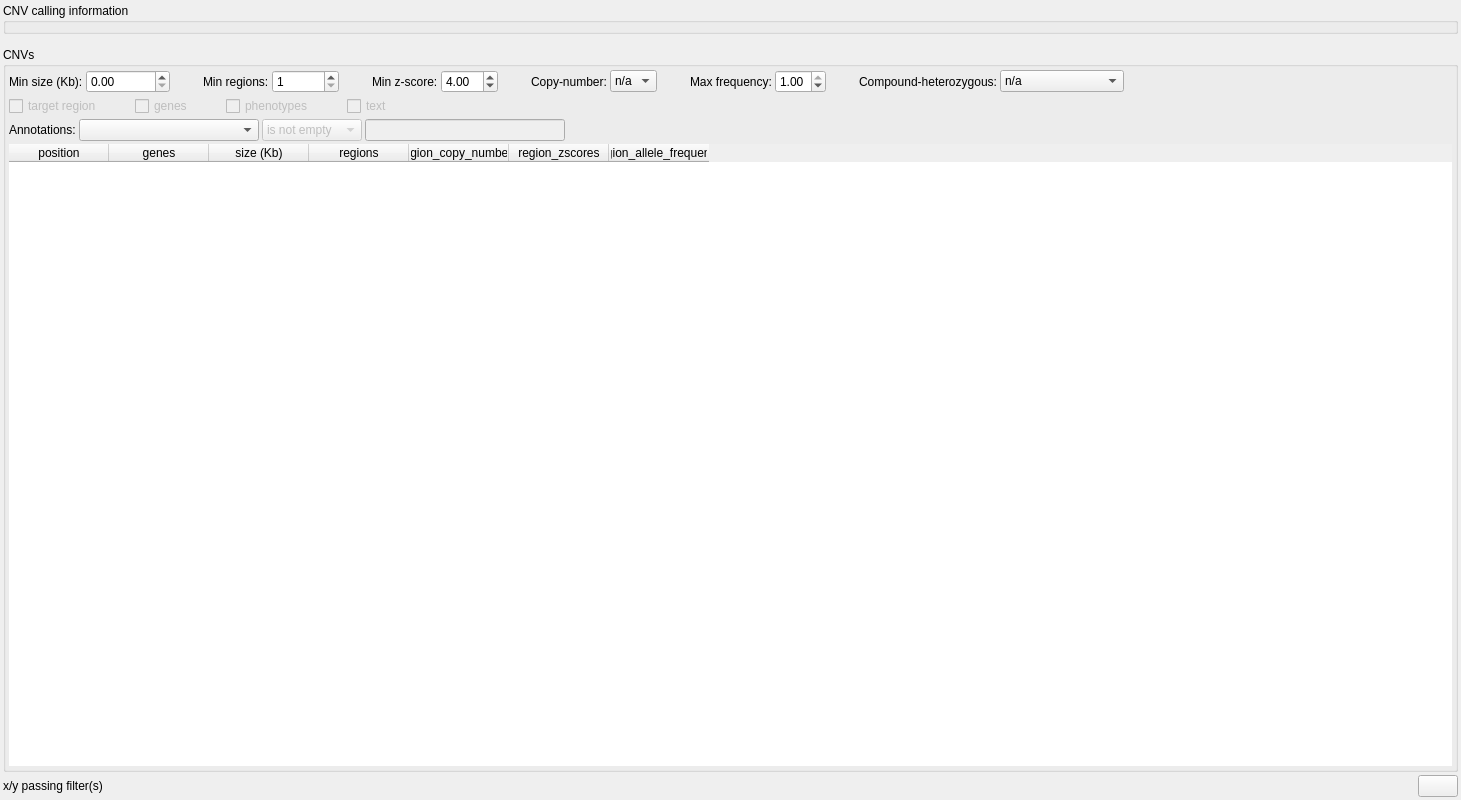
This is src/GSvar/CnvWidget.ui in imgag/ngs-bits as Qt 5 draws it before an edit. The edited form follows.
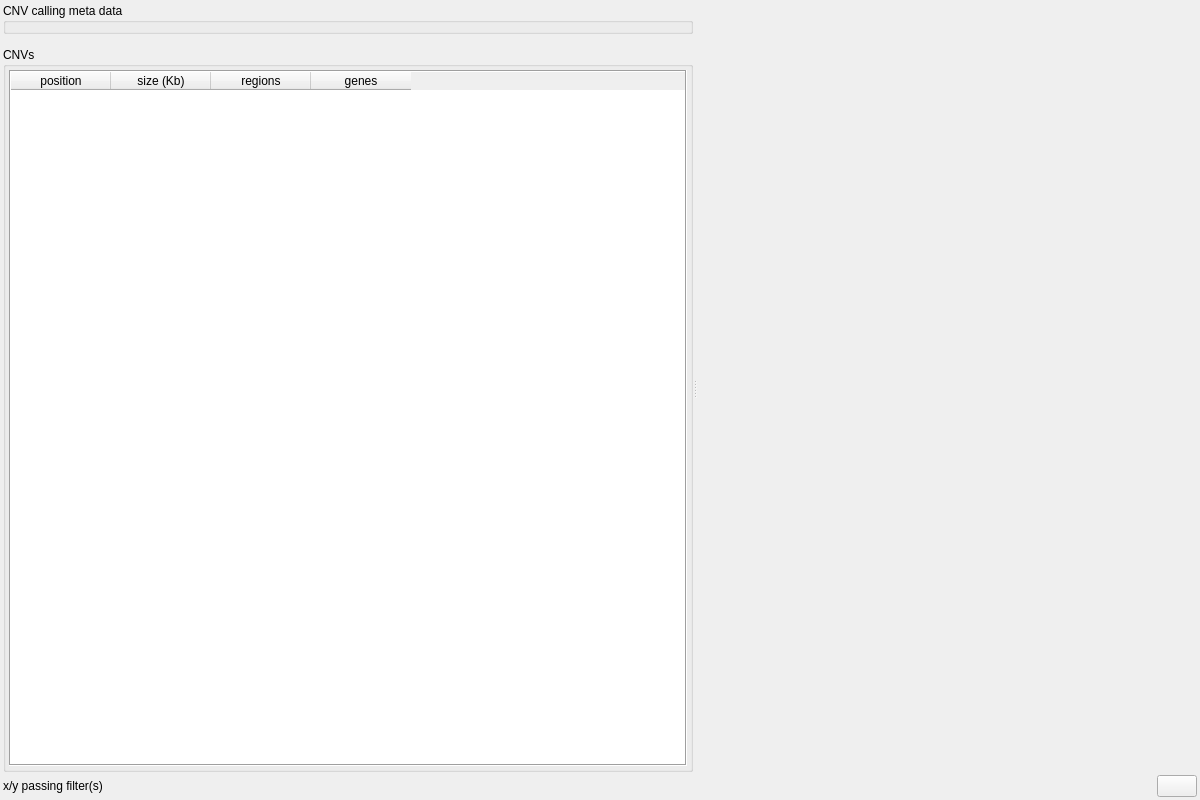
This is the edited form. Icons and pictures are not drawn. Custom widgets are drawn as their Qt base class.

```diff
--- a/src/GSvar/CnvWidget.ui
+++ b/src/GSvar/CnvWidget.ui
@@ -6,7 +6,7 @@
    <rect>
     <x>0</x>
     <y>0</y>
-    <width>1461</width>
+    <width>1200</width>
     <height>800</height>
    </rect>
   </property>
@@ -19,7 +19,7 @@
   <property name="windowTitle">
    <string>Form</string>
   </property>
-  <layout class="QVBoxLayout" name="verticalLayout" stretch="0,0,0,0">
+  <layout class="QVBoxLayout" name="verticalLayout_4" stretch="1,0">
    <property name="spacing">
     <number>3</number>
    </property>
@@ -33,12 +33,25 @@
     <number>3</number>
    </property>
    <property name="bottomMargin">
+    <number>3</number>
+   </property>
+   <item>
+    <widget class="QSplitter" name="splitter">
+     <property name="orientation">
+      <enum>Qt::Horizontal</enum>
+     </property>
+     <property name="childrenCollapsible">
+      <bool>false</bool>
+     </property>
+     <widget class="QWidget" name="layoutWidget">
+      <layout class="QVBoxLayout" name="verticalLayout">
+       <property name="spacing">
     <number>3</number>
    </property>
    <item>
     <widget class="QGroupBox" name="info_box">
      <property name="title">
-      <string>CNV calling information</string>
+          <string>CNV calling meta data</string>
      </property>
      <property name="flat">
       <bool>true</bool>
@@ -102,468 +115,13 @@
       <property name="bottomMargin">
        <number>3</number>
       </property>
-      <item>
-       <layout class="QHBoxLayout" name="horizontalLayout_3">
-        <property name="spacing">
-         <number>3</number>
-        </property>
-        <item>
-         <widget class="QLabel" name="label">
-          <property name="sizePolicy">
-           <sizepolicy hsizetype="Minimum" vsizetype="Preferred">
-            <horstretch>0</horstretch>
-            <verstretch>0</verstretch>
-           </sizepolicy>
-          </property>
-          <property name="toolTip">
-           <string>Minimum CNV size.</string>
-          </property>
-          <property name="text">
-           <string>Min size (Kb):</string>
-          </property>
-         </widget>
-        </item>
-        <item>
-         <widget class="QDoubleSpinBox" name="f_size">
-          <property name="maximum">
-           <double>999999.000000000000000</double>
-          </property>
-          <property name="singleStep">
-           <double>10.000000000000000</double>
-          </property>
-         </widget>
-        </item>
-        <item>
-         <spacer name="horizontalSpacer_2">
-          <property name="orientation">
-           <enum>Qt::Horizontal</enum>
-          </property>
-          <property name="sizeType">
-           <enum>QSizePolicy::Fixed</enum>
-          </property>
-          <property name="sizeHint" stdset="0">
-           <size>
-            <width>30</width>
-            <height>1</height>
-           </size>
-          </property>
-         </spacer>
-        </item>
-        <item>
-         <widget class="QLabel" name="label_2">
-          <property name="toolTip">
-           <string>Minimum number of regions.</string>
-          </property>
-          <property name="text">
-           <string>Min regions:</string>
-          </property>
-         </widget>
-        </item>
-        <item>
-         <widget class="QSpinBox" name="f_regs">
-          <property name="minimum">
-           <number>1</number>
-          </property>
-          <property name="maximum">
-           <number>999999</number>
-          </property>
-         </widget>
-        </item>
-        <item>
-         <spacer name="horizontalSpacer_7">
-          <property name="orientation">
-           <enum>Qt::Horizontal</enum>
-          </property>
-          <property name="sizeType">
-           <enum>QSizePolicy::Fixed</enum>
-          </property>
-          <property name="sizeHint" stdset="0">
-           <size>
-            <width>30</width>
-            <height>1</height>
-           </size>
-          </property>
-         </spacer>
-        </item>
-        <item>
-         <widget class="QLabel" name="label_4">
-          <property name="toolTip">
-           <string>Minimum z-score.</string>
-          </property>
-          <property name="text">
-           <string>Min z-score:</string>
-          </property>
-         </widget>
-        </item>
-        <item>
-         <widget class="QDoubleSpinBox" name="f_z">
-          <property name="singleStep">
-           <double>0.500000000000000</double>
-          </property>
-          <property name="value">
-           <double>4.000000000000000</double>
-          </property>
-         </widget>
-        </item>
-        <item>
-         <spacer name="horizontalSpacer_3">
-          <property name="orientation">
-           <enum>Qt::Horizontal</enum>
-          </property>
-          <property name="sizeType">
-           <enum>QSizePolicy::Fixed</enum>
-          </property>
-          <property name="sizeHint" stdset="0">
-           <size>
-            <width>30</width>
-            <height>1</height>
-           </size>
-          </property>
-         </spacer>
-        </item>
-        <item>
-         <widget class="QLabel" name="label_3">
-          <property name="text">
-           <string>Copy-number:</string>
-          </property>
-         </widget>
-        </item>
-        <item>
-         <widget class="QComboBox" name="f_cn">
-          <item>
-           <property name="text">
-            <string>n/a</string>
-           </property>
-          </item>
-          <item>
-           <property name="text">
-            <string>0</string>
-           </property>
-          </item>
-          <item>
-           <property name="text">
-            <string>1</string>
-           </property>
-          </item>
-          <item>
-           <property name="text">
-            <string>3</string>
-           </property>
-          </item>
-          <item>
-           <property name="text">
-            <string>4+</string>
-           </property>
-          </item>
-         </widget>
-        </item>
-        <item>
-         <spacer name="horizontalSpacer_4">
-          <property name="orientation">
-           <enum>Qt::Horizontal</enum>
-          </property>
-          <property name="sizeType">
-           <enum>QSizePolicy::Fixed</enum>
-          </property>
-          <property name="sizeHint" stdset="0">
-           <size>
-            <width>30</width>
-            <height>1</height>
-           </size>
-          </property>
-         </spacer>
-        </item>
-        <item>
-         <widget class="QLabel" name="label_5">
-          <property name="toolTip">
-           <string>Maximum frequency (all regions).</string>
-          </property>
-          <property name="text">
-           <string>Max frequency:</string>
-          </property>
-         </widget>
-        </item>
-        <item>
-         <widget class="QDoubleSpinBox" name="f_af">
-          <property name="decimals">
-           <number>2</number>
-          </property>
-          <property name="maximum">
-           <double>1.000000000000000</double>
-          </property>
-          <property name="singleStep">
-           <double>0.050000000000000</double>
-          </property>
-          <property name="value">
-           <double>1.000000000000000</double>
-          </property>
-         </widget>
-        </item>
-        <item>
-         <spacer name="horizontalSpacer_5">
-          <property name="orientation">
-           <enum>Qt::Horizontal</enum>
-          </property>
-          <property name="sizeType">
-           <enum>QSizePolicy::Fixed</enum>
-          </property>
-          <property name="sizeHint" stdset="0">
-           <size>
-            <width>30</width>
-            <height>20</height>
-           </size>
-          </property>
-         </spacer>
-        </item>
-        <item>
-         <widget class="QLabel" name="label_7">
-          <property name="toolTip">
-           <string>&lt;html&gt;&lt;head/&gt;&lt;body&gt;&lt;p&gt;Compound-heterozygous filters:&lt;/p&gt;&lt;p&gt;&lt;br/&gt;&lt;/p&gt;&lt;p&gt;1) CNV-CNV&lt;/p&gt;&lt;p&gt;Two CNVs in the same gene&lt;/p&gt;&lt;p&gt;&lt;br/&gt;&lt;/p&gt;&lt;p&gt;2) CNV-SNP/INDEL&lt;/p&gt;&lt;p&gt;One CNV and one heterozygous SNP/INDEL.&lt;/p&gt;&lt;/body&gt;&lt;/html&gt;</string>
-          </property>
-          <property name="text">
-           <string>Compound-heterozygous:</string>
-          </property>
-         </widget>
-        </item>
-        <item>
-         <widget class="QComboBox" name="f_comphet">
-          <item>
-           <property name="text">
-            <string>n/a</string>
-           </property>
-          </item>
-          <item>
-           <property name="text">
-            <string>CNV-CNV</string>
-           </property>
-          </item>
-          <item>
-           <property name="text">
-            <string>CNV-SNP/INDEL</string>
-           </property>
-          </item>
-         </widget>
-        </item>
-        <item>
-         <spacer name="horizontalSpacer_8">
-          <property name="orientation">
-           <enum>Qt::Horizontal</enum>
-          </property>
-          <property name="sizeHint" stdset="0">
-           <size>
-            <width>40</width>
-            <height>20</height>
-           </size>
-          </property>
-         </spacer>
-        </item>
-       </layout>
-      </item>
-      <item>
-       <layout class="QHBoxLayout" name="horizontalLayout_4">
-        <item>
-         <widget class="QCheckBox" name="f_roi">
-          <property name="enabled">
-           <bool>false</bool>
-          </property>
-          <property name="toolTip">
-           <string>&lt;html&gt;&lt;head/&gt;&lt;body&gt;&lt;p&gt;Apply target region filter of variant list.&lt;/p&gt;&lt;/body&gt;&lt;/html&gt;</string>
-          </property>
-          <property name="text">
-           <string>target region</string>
-          </property>
-         </widget>
-        </item>
-        <item>
-         <spacer name="horizontalSpacer_10">
-          <property name="orientation">
-           <enum>Qt::Horizontal</enum>
-          </property>
-          <property name="sizeType">
-           <enum>QSizePolicy::Fixed</enum>
-          </property>
-          <property name="sizeHint" stdset="0">
-           <size>
-            <width>30</width>
-            <height>20</height>
-           </size>
-          </property>
-         </spacer>
-        </item>
-        <item>
-         <widget class="QCheckBox" name="f_genes">
-          <property name="enabled">
-           <bool>false</bool>
-          </property>
-          <property name="toolTip">
-           <string>Apply genes filter of variant list.</string>
-          </property>
-          <property name="text">
-           <string>genes</string>
-          </property>
-         </widget>
-        </item>
-        <item>
-         <spacer name="horizontalSpacer_11">
-          <property name="orientation">
-           <enum>Qt::Horizontal</enum>
-          </property>
-          <property name="sizeType">
-           <enum>QSizePolicy::Fixed</enum>
-          </property>
-          <property name="sizeHint" stdset="0">
-           <size>
-            <width>30</width>
-            <height>20</height>
-           </size>
-          </property>
-         </spacer>
-        </item>
-        <item>
-         <widget class="QCheckBox" name="f_pheno">
-          <property name="enabled">
-           <bool>false</bool>
-          </property>
-          <property name="toolTip">
-           <string>&lt;html&gt;&lt;head/&gt;&lt;body&gt;&lt;p&gt;Apply phenotype filter of variant list.&lt;/p&gt;&lt;p&gt;Note: This functionality is only available when NGSD is enabled.&lt;/p&gt;&lt;/body&gt;&lt;/html&gt;</string>
-          </property>
-          <property name="text">
-           <string>phenotypes</string>
-          </property>
-         </widget>
-        </item>
-        <item>
-         <spacer name="horizontalSpacer_9">
-          <property name="orientation">
-           <enum>Qt::Horizontal</enum>
-          </property>
-          <property name="sizeType">
-           <enum>QSizePolicy::Fixed</enum>
-          </property>
-          <property name="sizeHint" stdset="0">
-           <size>
-            <width>30</width>
-            <height>20</height>
-           </size>
-          </property>
-         </spacer>
-        </item>
-        <item>
-         <widget class="QCheckBox" name="f_text">
-          <property name="enabled">
-           <bool>false</bool>
-          </property>
-          <property name="toolTip">
-           <string>&lt;html&gt;&lt;head/&gt;&lt;body&gt;&lt;p&gt;Apply text filter of variant list.&lt;/p&gt;&lt;/body&gt;&lt;/html&gt;</string>
-          </property>
-          <property name="text">
-           <string>text</string>
-          </property>
-         </widget>
-        </item>
-        <item>
-         <spacer name="horizontalSpacer_12">
-          <property name="orientation">
-           <enum>Qt::Horizontal</enum>
-          </property>
-          <property name="sizeHint" stdset="0">
-           <size>
-            <width>40</width>
-            <height>20</height>
-           </size>
-          </property>
-         </spacer>
-        </item>
-       </layout>
-      </item>
-      <item>
-       <layout class="QHBoxLayout" name="horizontalLayout_2">
-        <item>
-         <widget class="QLabel" name="label_6">
-          <property name="text">
-           <string>Annotations:</string>
-          </property>
-         </widget>
-        </item>
-        <item>
-         <widget class="QComboBox" name="f_anno_name">
-          <property name="minimumSize">
-           <size>
-            <width>180</width>
-            <height>0</height>
-           </size>
-          </property>
-         </widget>
-        </item>
-        <item>
-         <widget class="QComboBox" name="f_anno_op">
-          <property name="enabled">
-           <bool>false</bool>
-          </property>
-          <property name="minimumSize">
-           <size>
-            <width>100</width>
-            <height>0</height>
-           </size>
-          </property>
-          <item>
-           <property name="text">
-            <string>is not empty</string>
-           </property>
-          </item>
-          <item>
-           <property name="text">
-            <string>is empty</string>
-           </property>
-          </item>
-          <item>
-           <property name="text">
-            <string>contains</string>
-           </property>
-          </item>
-         </widget>
-        </item>
-        <item>
-         <widget class="QLineEdit" name="f_anno_value">
-          <property name="enabled">
-           <bool>false</bool>
-          </property>
-          <property name="sizePolicy">
-           <sizepolicy hsizetype="Preferred" vsizetype="Fixed">
-            <horstretch>0</horstretch>
-            <verstretch>0</verstretch>
-           </sizepolicy>
-          </property>
-          <property name="minimumSize">
-           <size>
-            <width>200</width>
-            <height>0</height>
-           </size>
-          </property>
-         </widget>
-        </item>
-        <item>
-         <spacer name="horizontalSpacer">
-          <property name="orientation">
-           <enum>Qt::Horizontal</enum>
-          </property>
-          <property name="sizeHint" stdset="0">
-           <size>
-            <width>40</width>
-            <height>20</height>
-           </size>
-          </property>
-         </spacer>
-        </item>
-       </layout>
-      </item>
       <item>
        <widget class="QTableWidget" name="cnvs">
         <property name="contextMenuPolicy">
          <enum>Qt::CustomContextMenu</enum>
         </property>
         <property name="frameShape">
-         <enum>QFrame::NoFrame</enum>
+             <enum>QFrame::Box</enum>
         </property>
         <property name="editTriggers">
          <set>QAbstractItemView::NoEditTriggers</set>
@@ -591,11 +149,6 @@
           <string>position</string>
          </property>
         </column>
-        <column>
-         <property name="text">
-          <string>genes</string>
-         </property>
-        </column>
         <column>
          <property name="text">
           <string>size (Kb)</string>
@@ -608,22 +161,36 @@
         </column>
         <column>
          <property name="text">
-          <string>region_copy_numbers</string>
-         </property>
-        </column>
-        <column>
-         <property name="text">
-          <string>region_zscores</string>
-         </property>
-        </column>
-        <column>
-         <property name="text">
-          <string>region_allele_frequency</string>
-         </property>
-        </column>
+              <string>genes</string>
+             </property>
+            </column>
        </widget>
       </item>
      </layout>
+        </widget>
+       </item>
+      </layout>
+     </widget>
+     <widget class="FilterWidgetCNV" name="filter_widget" native="true">
+      <property name="sizePolicy">
+       <sizepolicy hsizetype="Minimum" vsizetype="Preferred">
+        <horstretch>0</horstretch>
+        <verstretch>0</verstretch>
+       </sizepolicy>
+      </property>
+      <property name="minimumSize">
+       <size>
+        <width>350</width>
+        <height>500</height>
+       </size>
+      </property>
+      <property name="maximumSize">
+       <size>
+        <width>500</width>
+        <height>16777215</height>
+       </size>
+      </property>
+     </widget>
     </widget>
    </item>
    <item>
@@ -666,6 +233,14 @@
    </item>
   </layout>
  </widget>
+ <customwidgets>
+  <customwidget>
+   <class>FilterWidgetCNV</class>
+   <extends>QWidget</extends>
+   <header location="global">FilterWidgetCNV.h</header>
+   <container>1</container>
+  </customwidget>
+ </customwidgets>
  <resources>
   <include location="GSvar.qrc"/>
  </resources>
```
Lines whose indentation alone changed are shown as unchanged.
